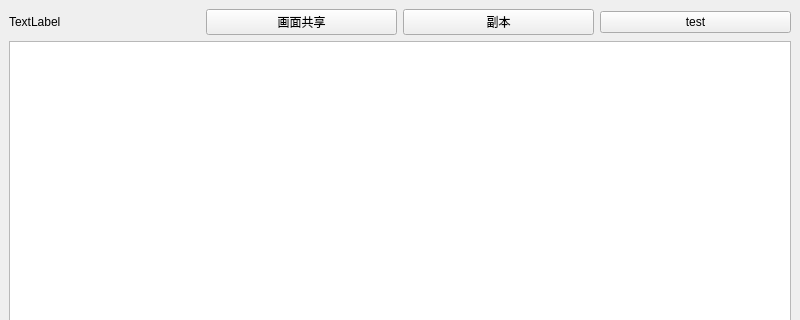
Qt form ChunGeEr/mainwindow.ui (chenningup/ChunGeEr) before a commit; both pictures show x 0 to 800 and y 0 to 320 of the 800 by 600 pixel window.
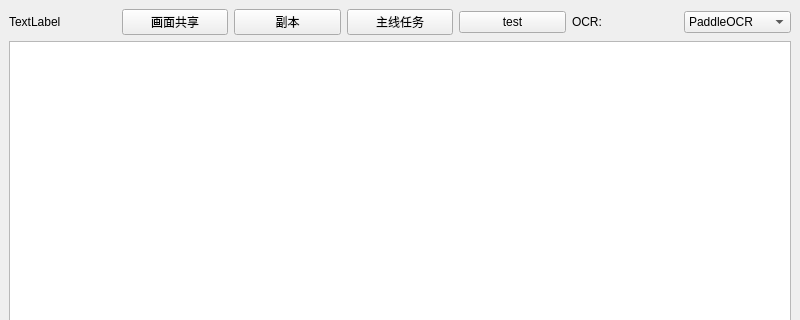
The same form after that commit.

Patch:
```diff
--- a/ChunGeEr/mainwindow.ui
+++ b/ChunGeEr/mainwindow.ui
@@ -38,6 +38,13 @@
         </property>
        </widget>
       </item>
+      <item>
+       <widget class="QPushButton" name="mainQuestButton">
+        <property name="text">
+         <string>主线任务</string>
+        </property>
+       </widget>
+      </item>
       <item>
        <widget class="QPushButton" name="testButton">
         <property name="text">
@@ -45,6 +52,27 @@
         </property>
        </widget>
       </item>
+      <item>
+       <widget class="QLabel" name="ocrEngineLabel">
+        <property name="text">
+         <string>OCR:</string>
+        </property>
+       </widget>
+      </item>
+      <item>
+       <widget class="QComboBox" name="ocrEngineCombo">
+        <item>
+         <property name="text">
+          <string>PaddleOCR</string>
+         </property>
+        </item>
+        <item>
+         <property name="text">
+          <string>Tesseract</string>
+         </property>
+        </item>
+       </widget>
+      </item>
      </layout>
     </item>
     <item>
```
